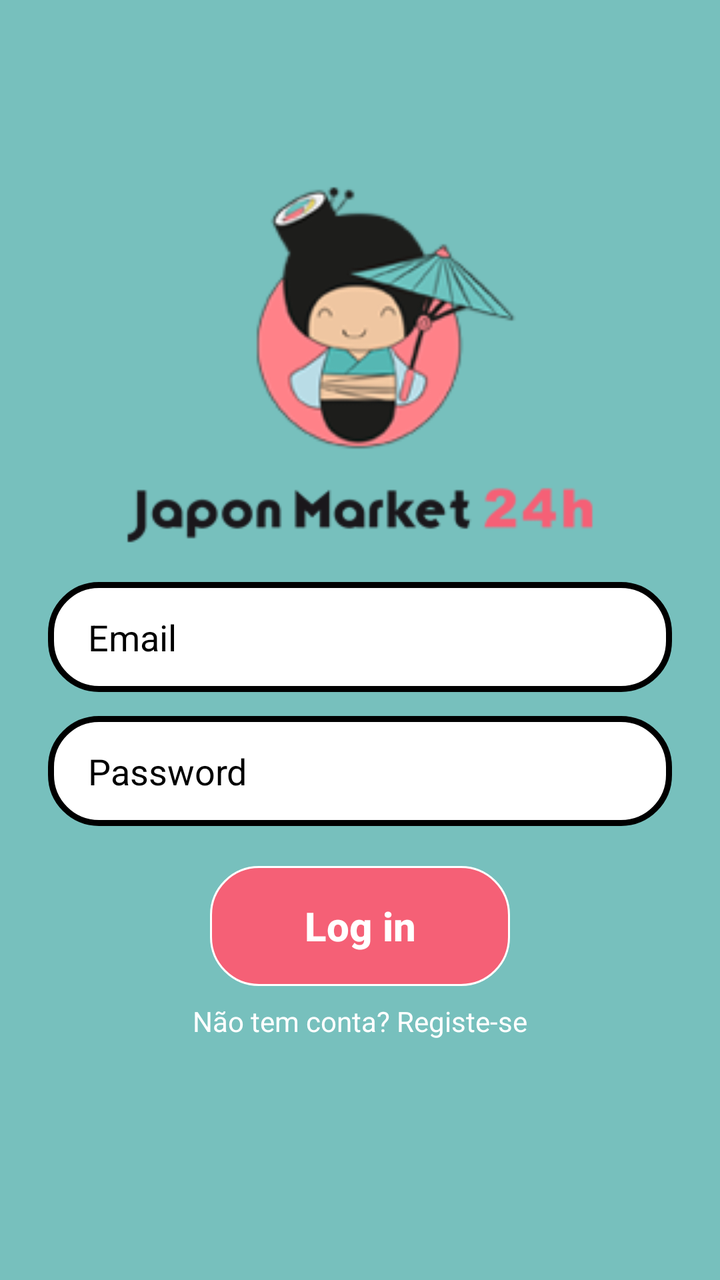
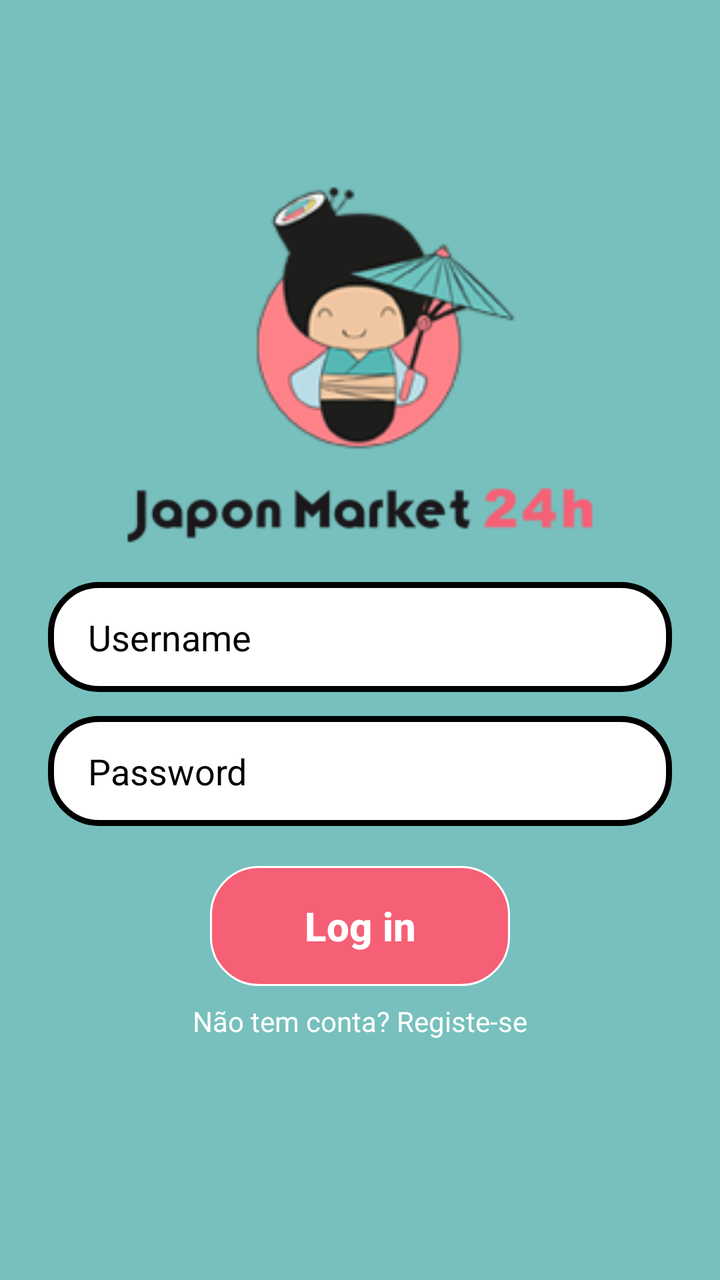

An Android layout rendered at two revisions. The XML below is the earlier revision; the diff shows what the commit changed to produce the second picture.
<!-- AndroidManifest.xml: application theme Theme.JaponMarkey -->
<!-- res/layout/activity_login.xml -->
<?xml version="1.0" encoding="utf-8"?>
<androidx.constraintlayout.widget.ConstraintLayout xmlns:android="http://schemas.android.com/apk/res/android"
    xmlns:app="http://schemas.android.com/apk/res-auto"
    xmlns:tools="http://schemas.android.com/tools"
    android:id="@+id/main"
    android:layout_width="match_parent"
    android:layout_height="match_parent"
    android:background="@color/teal"
    tools:context=".LoginActivity">

    <LinearLayout
        android:layout_width="match_parent"
        android:layout_height="match_parent"
        android:orientation="vertical"
        android:layout_marginTop="55dp"
        app:layout_constraintBottom_toBottomOf="parent"
        app:layout_constraintEnd_toEndOf="parent"
        app:layout_constraintStart_toStartOf="parent"
        app:layout_constraintTop_toTopOf="parent"
        android:padding="24sp">

<ImageView
    android:layout_width="160dp"
    android:layout_height="160dp"
    android:layout_gravity="center"
    app:srcCompat="@drawable/japon_logo"
    />
        <ImageView
            android:layout_width="240dp"
            android:layout_height="40dp"
            android:layout_gravity="center"
            app:srcCompat="@drawable/japon_title"

            />
        <EditText
            android:id="@+id/editTextEmailAdress"
            android:layout_width="match_parent"
            android:layout_height="55dp"
            android:layout_marginTop="12dp"
            android:paddingStart="20dp"
            android:hint="Email"
            android:textColorHint="@color/black"
            android:ems="10"
            android:inputType="textEmailAddress"
            android:background="@drawable/white_background_edit_text"
            />

        <EditText
            android:id="@+id/editTextPassword"
            android:layout_width="match_parent"
            android:layout_height="55dp"
            android:layout_marginTop="12dp"
            android:paddingStart="20dp"
            android:hint="Password"
            android:textColorHint="@color/black"
            android:ems="10"
            android:inputType="textPassword"
            android:background="@drawable/white_background_edit_text"
            />

        <Button
            android:id="@+id/buttonLogin"
            android:layout_width="150dp"
            android:layout_height="60dp"
            android:layout_marginTop="20dp"
            android:layout_gravity="center"
            android:textStyle="bold"
            android:textColor="@color/white"
            android:textSize="20dp"
            android:background="@drawable/pink_button"
            android:text="Log in"
            app:backgroundTint="@null"/>

        <TextView
            android:id="@+id/textView3"
            android:layout_width="wrap_content"
            android:layout_height="wrap_content"
            android:layout_marginTop="8dp"
            android:layout_gravity="center"
            android:textColor="@color/white"
            android:text="Não tem conta? Registe-se" />


    </LinearLayout>
</androidx.constraintlayout.widget.ConstraintLayout>
<!-- resources referenced by this layout -->
<resources>
  <color name="black">#FF000000</color>
  <color name="teal">#77c0bd</color>
  <color name="white">#FFFFFFFF</color>
  <!-- drawable japon_logo: png bitmap (drawable, 15376 bytes) -->
  <!-- drawable japon_title: png bitmap (drawable, 5744 bytes) -->
  <!-- drawable pink_button (drawable) -->
  <?xml version="1.0" encoding="utf-8"?>
  <shape xmlns:android="http://schemas.android.com/apk/res/android">
      <solid android:color="@color/pink"/>
      <stroke
          android:width="1dp"
          android:color="#ffffff"
          />
      <corners android:radius="24dp" />
  </shape>
  <!-- drawable white_background_edit_text (drawable) -->
  <?xml version="1.0" encoding="utf-8"?>
  <shape xmlns:android="http://schemas.android.com/apk/res/android">
      <solid android:color="#ffffff"/>
      <stroke
          android:width="3dp"
          android:color="#000000"
          />
      <corners android:radius="24dp" />
  </shape>
  <style name="Theme.JaponMarkey" parent="Base.Theme.JaponMarkey" />
  <color name="pink">#f56076</color>
  <style name="Base.Theme.JaponMarkey" parent="Theme.Material3.DayNight.NoActionBar">
          
          
      </style>
</resources>

<!-- the commit's change to res/layout/activity_login.xml (unified diff, before → after) -->
@@ -33,15 +33,15 @@
 
             />
         <EditText
-            android:id="@+id/editTextEmailAdress"
+            android:id="@+id/editTextUsername"
             android:layout_width="match_parent"
             android:layout_height="55dp"
             android:layout_marginTop="12dp"
             android:paddingStart="20dp"
-            android:hint="Email"
+            android:hint="Username"
             android:textColorHint="@color/black"
             android:ems="10"
-            android:inputType="textEmailAddress"
+            android:inputType="textPersonName"
             android:background="@drawable/white_background_edit_text"
             />
 
